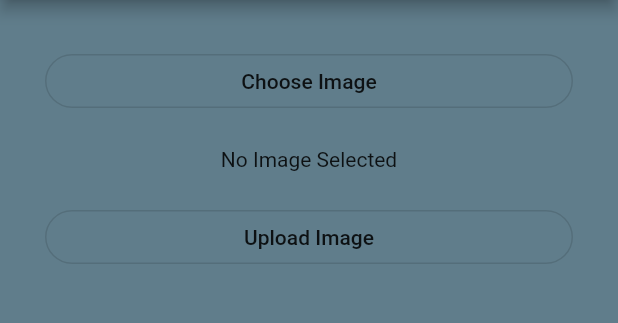
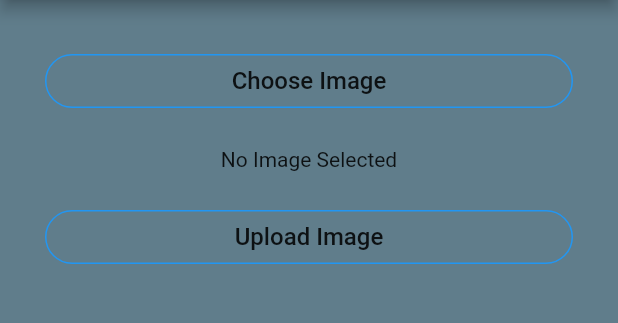
Before and after one commit to codeZero531/optical-character-recognition, a Flutter app: the screen it shows after launch, on a phone screen of 412 x 824 dp, the part 84-407 px from its top. Run offline on Flutter 3.47's test engine with Material 2 defaults, Android fonts, the phone set to English and light mode, and no system bars; our stand-ins replace image_picker.

Commit message:
Add to outlineButton Upload image Ui

```diff
--- a/flutter_app/lib/main.dart
+++ b/flutter_app/lib/main.dart
@@ -102,6 +102,7 @@ class UploadImageState extends State<UploadImage> {
           return const Text(
             'No Image Selected',
             textAlign: TextAlign.center,
+            style: TextStyle(fontSize: 14.0),
           );
         }
       },
@@ -118,6 +119,7 @@ class UploadImageState extends State<UploadImage> {
       ),
        backgroundColor: Colors.blueGrey,
 
+
       body: Container(
         padding: EdgeInsets.all(30.0),
         child: Column(
@@ -125,8 +127,9 @@ class UploadImageState extends State<UploadImage> {
           children: <Widget>[
             OutlineButton(
               onPressed: chooseImage,
-              child: Text('Choose Image'),
-              shape: new RoundedRectangleBorder(borderRadius: new BorderRadius.circular(30.0))
+              child: Text('Choose Image',style: TextStyle(fontSize: 16.0),),
+              shape: new RoundedRectangleBorder(borderRadius: new BorderRadius.circular(30.0)),
+              borderSide: BorderSide(color: Colors.blue),
             ),
             SizedBox(
               height: 20.0,
@@ -137,8 +140,9 @@ class UploadImageState extends State<UploadImage> {
             ),
             OutlineButton(
               onPressed: startUpload,
-              child: Text('Upload Image'),
-              shape: new RoundedRectangleBorder(borderRadius: new BorderRadius.circular(30.0))
+              child: Text('Upload Image',style: TextStyle(fontSize: 16.0),),
+              shape: new RoundedRectangleBorder(borderRadius: new BorderRadius.circular(30.0),),
+              borderSide: BorderSide(color: Colors.blue),
             ),
             SizedBox(
               height: 20.0,
@@ -151,7 +155,7 @@ class UploadImageState extends State<UploadImage> {
                 style: TextStyle(
                   color: Colors.black,
                   fontWeight: FontWeight.w400,
-                  fontSize: 10.0,
+                  fontSize: 13.0,
                 ),
               ),
             ),
```
